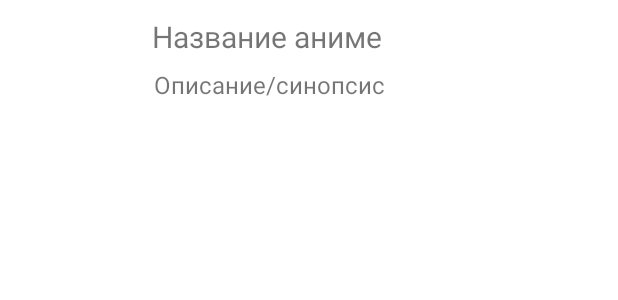
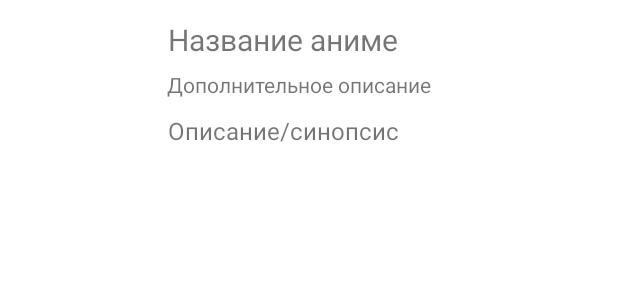
Before and after one commit to QuietPhantom/Animeteka, an Android app: the layout list_item.xml on its own in the app's theme, with its tools: preview values and no code run, on a phone screen of 412 x 824 dp. Shown: the top 300 px of the screen. Run offline under Robolectric (Android 15) with nearby library versions, the phone set to English and light mode, and no system bars.

Commit message:
Перед созданием фрагмента элемента
Изменён внешний вид элемента главного окна + изменены дата классы

```diff
--- a/app/build.gradle
+++ b/app/build.gradle
@@ -56,6 +56,7 @@ dependencies {
     implementation 'androidx.preference:preference:1.1.1'
 
     implementation 'androidx.appcompat:appcompat:1.1.0-alpha05'
+    implementation 'androidx.legacy:legacy-support-v4:1.0.0'
 
     testImplementation 'junit:junit:4.13.2'
     androidTestImplementation 'androidx.test.ext:junit:1.1.4'
--- a/app/src/main/java/com/example/animeteka/ui/home/HomeFragment.kt
+++ b/app/src/main/java/com/example/animeteka/ui/home/HomeFragment.kt
@@ -92,6 +92,7 @@ class HomeFragment : Fragment() {
         class TitlesViewHolder(itemView: View) : RecyclerView.ViewHolder(itemView) {
             val title: TextView = itemView.findViewById(R.id.name)
             val description: TextView = itemView.findViewById(R.id.description)
+            val subDescription: TextView = itemView.findViewById(R.id.subDescription)
             val image: ImageView = itemView.findViewById(R.id.image)
         }
 
@@ -105,6 +106,7 @@ class HomeFragment : Fragment() {
         override fun onBindViewHolder(holder: TitlesViewHolder, position: Int) {
             holder.title.text = titles.data[position].attributes.canonicalTitle
             holder.description.text = titles.data[position].attributes.description
+            holder.subDescription.text = titles.data[position].attributes.startDate.substringBefore('-') + " | " + titles.data[position].attributes.averageRating + " | " + titles.data[position].attributes.status + " | " + titles.data[position].attributes.subtype
             Picasso.get().load(titles.data[position].attributes.posterImage.small).into(holder.image)
         }
 
--- a/app/src/main/res/layout/list_item.xml
+++ b/app/src/main/res/layout/list_item.xml
@@ -8,42 +8,58 @@
 
     <ImageView
         android:id="@+id/image"
-        android:layout_width="65dp"
-        android:layout_height="77dp"
+        android:layout_width="80dp"
+        android:layout_height="120dp"
         android:layout_marginLeft="16dp"
         android:layout_marginTop="16dp"
         android:layout_marginBottom="14dp"
         app:layout_constraintBottom_toBottomOf="parent"
         app:layout_constraintLeft_toLeftOf="parent"
         app:layout_constraintTop_toTopOf="parent"
-        app:layout_constraintVertical_bias="1.0" />
+        app:layout_constraintVertical_bias="0.0" />
 
     <TextView
         android:id="@+id/name"
-        android:layout_width="305dp"
-        android:layout_height="27dp"
-        android:layout_marginLeft="20dp"
+        android:layout_width="292dp"
+        android:layout_height="30dp"
+        android:layout_marginLeft="12dp"
         android:layout_marginTop="4dp"
+        android:layout_marginEnd="8dp"
         android:text="Название аниме"
         android:textSize="20dp"
         app:layout_constraintBottom_toTopOf="@+id/description"
+
+        app:layout_constraintEnd_toEndOf="parent"
         app:layout_constraintLeft_toRightOf="@+id/image"
-
-        app:layout_constraintTop_toTopOf="parent" />
+        app:layout_constraintTop_toTopOf="parent"
+        app:layout_constraintVertical_bias="0.206" />
 
     <TextView
         android:id="@+id/description"
-        android:layout_width="305dp"
-        android:layout_height="55dp"
+        android:layout_width="296dp"
+        android:layout_height="58dp"
         android:layout_marginLeft="16dp"
         android:layout_marginEnd="4dp"
+        android:layout_marginBottom="16dp"
         android:text="Описание/синопсис"
         android:textSize="16dp"
         app:layout_constraintBottom_toBottomOf="parent"
         app:layout_constraintEnd_toEndOf="parent"
         app:layout_constraintHorizontal_bias="0.235"
         app:layout_constraintLeft_toRightOf="@+id/image"
-        app:layout_constraintRight_toRightOf="parent"
-        app:layout_constraintTop_toBottomOf="@+id/name" />
+        app:layout_constraintRight_toRightOf="parent" />
+
+    <TextView
+        android:id="@+id/subDescription"
+        android:layout_width="wrap_content"
+        android:layout_height="wrap_content"
+        android:layout_marginStart="15dp"
+        android:layout_marginTop="4dp"
+        android:text="Дополнительное описание"
+        app:layout_constraintBottom_toTopOf="@+id/description"
+        app:layout_constraintStart_toEndOf="@+id/image"
+        app:layout_constraintTop_toBottomOf="@+id/name"
+        app:layout_constraintVertical_bias="0.0"
+        tools:ignore="MissingConstraints" />
 
 </androidx.constraintlayout.widget.ConstraintLayout>
```
Also changed, not shown: app/src/main/java/com/example/animeteka/entities/RetrofitApiDataCallbackEntity.kt (+16 -1 lines), app/src/main/java/com/example/animeteka/ui/element/ElementFragment.kt (added, +32 -0 lines), app/src/main/java/com/example/animeteka/ui/element/ElementViewModel.kt (added, +7 -0 lines), app/src/main/res/layout/fragment_element.xml (added, +13 -0 lines).
